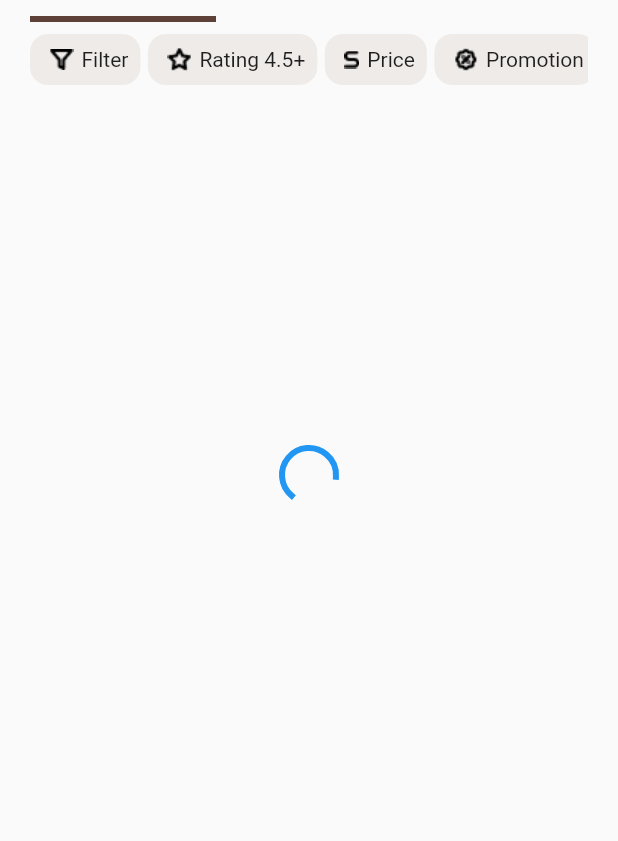
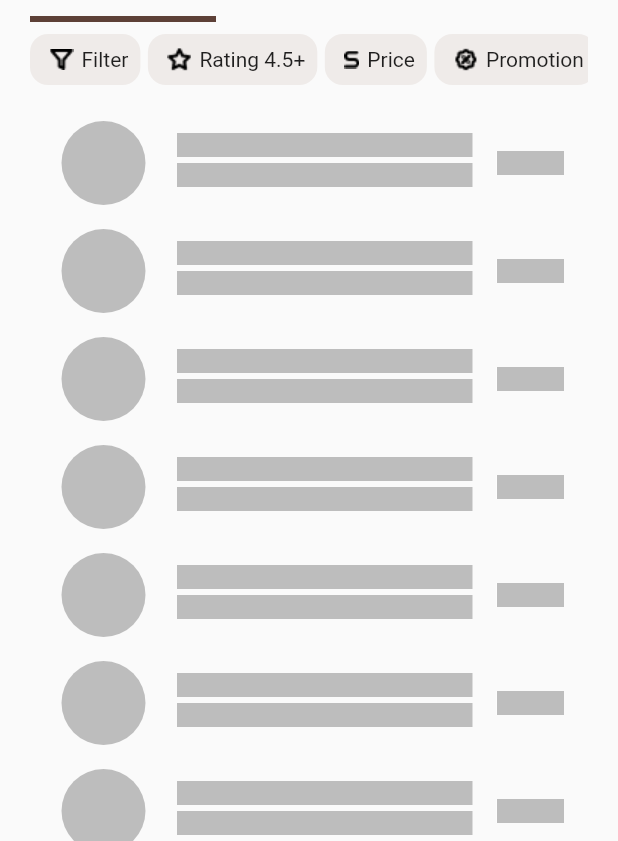
Before and after one commit to Kayky-oliveira7/shopfee_clean_arch, a Flutter app: the first screen one second after launch, on a phone screen of 412 x 824 dp, the part 395-1236 px from its top. Run offline on Flutter 3.47's test engine with Material 2 defaults, Android fonts, the phone set to English and light mode, and no system bars; drawn by our look-alikes of shimmer, smooth_page_indicator; our stand-ins replace flutter_mobx, google_fonts, mobx; generated files the repository leaves out were written again.

Commit message:
Foi alterado o circularProgressIndicator por shimmer no componente listProduct

```diff
--- a/lib/features/components/list-product-widget/list_view_products_widget.dart
+++ b/lib/features/components/list-product-widget/list_view_products_widget.dart
@@ -1,5 +1,6 @@
 import 'package:coffee_shope/comom/app_state.dart';
 import 'package:coffee_shope/features/components/list-product-widget/products_controller.dart';
+import 'package:coffee_shope/features/components/load_shimmer_widget/load_shimmer_widget.dart';
 import 'package:coffee_shope/layers/data/datasources/mock/product_mock_data_sourc_impl.dart';
 import 'package:coffee_shope/layers/data/datasources/product_data_source.dart';
 import 'package:coffee_shope/layers/data/repoistories/product_repository_impl.dart';
@@ -51,7 +52,7 @@ class _ListViewProductsWidgetState extends State<ListViewProductsWidget> {
   }
 
   Widget _loading() {
-    return const Center(child: CircularProgressIndicator());
+    return const LoadShimmerWidget();
   }
 
   Widget _listProducts(AppState state) {
--- a/lib/layers/data/datasources/mock/product_mock_data_sourc_impl.dart
+++ b/lib/layers/data/datasources/mock/product_mock_data_sourc_impl.dart
@@ -5,7 +5,7 @@ class ProductMockDataSourceImpl implements ProductDataSource {
   @override
   Future<List<ProductModel>> getProducts() {
     return Future.delayed(
-      const Duration(seconds: 3),
+      const Duration(seconds: 5),
     ).then((value) {
       List<ProductModel> listProducts = [];
 
```
Also changed, not shown: 1 other file.
